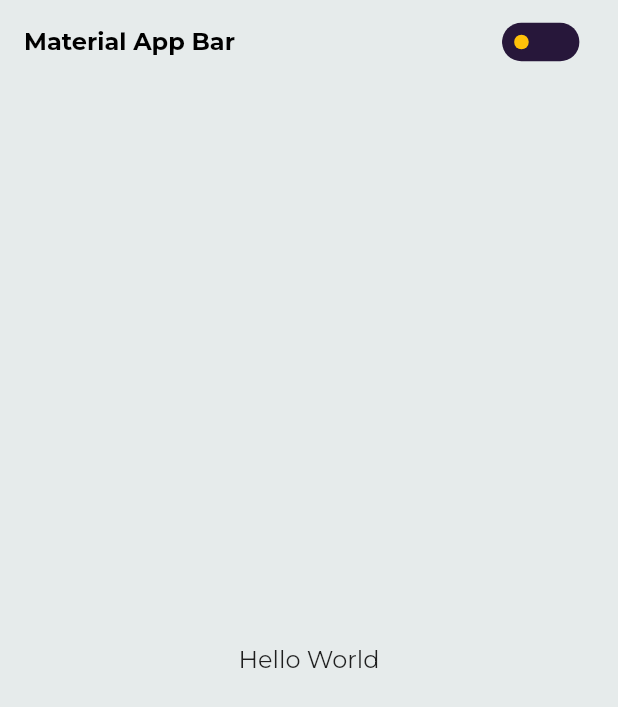
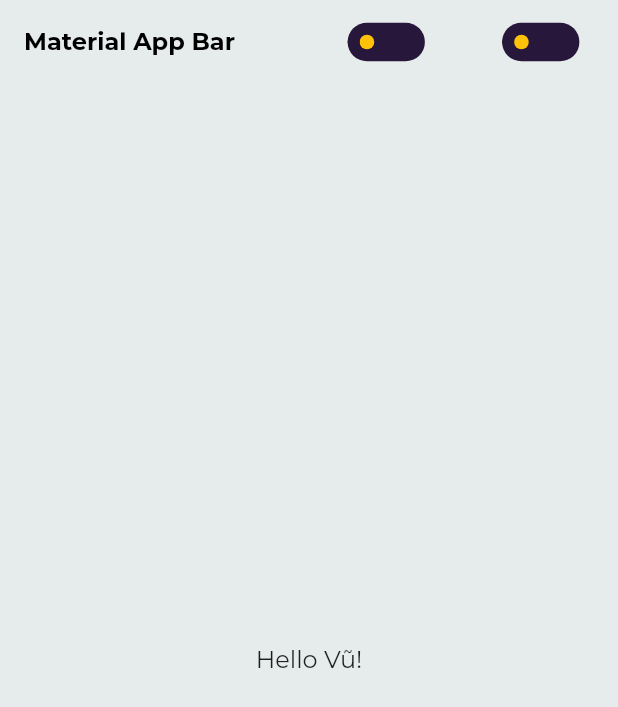
Before and after one commit to vuhpquang/flutter-vu-template, a Flutter app: the screen it shows after launch, on a phone screen of 412 x 824 dp. Shown: the top 707 px of the screen. Run offline on Flutter 3.47's test engine with Material 2 defaults, Android fonts, the phone set to English and light mode, and no system bars; our stand-ins replace google_fonts; generated files the repository leaves out were written again.

Commit message:
feat: multi language

```diff
--- /dev/null
+++ b/l10n.yaml
@@ -0,0 +1,3 @@
+arb-dir: lib/l10n
+template-arb-file: app_en.arb
+output-localization-file: app_localizations.dart
--- /dev/null
+++ b/lib/l10n/app_en.arb
@@ -0,0 +1,7 @@
+{
+  "helloWorld": "Hello World!",
+  "@helloWorld": {
+    "description": "The conventional newborn programmer greeting"
+  },
+  "hello": "Hello {name}!"
+}
--- /dev/null
+++ b/lib/l10n/app_vi.arb
@@ -0,0 +1,7 @@
+{
+  "helloWorld": "Xin chào World!",
+  "@helloWorld": {
+    "description": "The conventional newborn programmer greeting"
+  },
+  "hello": "Xin chào {name}!"
+}
--- /dev/null
+++ b/lib/provider/language_provider.dart
@@ -0,0 +1,21 @@
+import 'package:flutter/material.dart';
+
+class LanguageProvider with ChangeNotifier {
+  Locale _locale = const Locale('en', 'US');
+
+  Locale get locale => _locale;
+
+  void setLocale(Locale locale) {
+    _locale = locale;
+    notifyListeners();
+  }
+
+  void toggleLocale() {
+    if (_locale == const Locale('en', 'US')) {
+      _locale = const Locale('vi', 'VN');
+    } else {
+      _locale = const Locale('en', 'US');
+    }
+    notifyListeners();
+  }
+}
--- a/lib/provider/multiple_provider.dart
+++ b/lib/provider/multiple_provider.dart
@@ -1,11 +1,15 @@
 import 'package:f_super/constants/app_themes.dart';
 import 'package:f_super/provider/category_provider.dart';
+import 'package:f_super/provider/language_provider.dart';
 import 'package:f_super/provider/theme_provider.dart';
 import 'package:f_super/screens/my_app.dart';
 import 'package:flutter/material.dart';
+import 'package:flutter_gen/gen_l10n/app_localizations.dart';
 import 'package:provider/provider.dart';
 
 class ProviderContainer extends StatelessWidget {
+  const ProviderContainer({super.key});
+
   @override
   Widget build(BuildContext context) {
     return MultiProvider(
@@ -16,15 +20,28 @@ class ProviderContainer extends StatelessWidget {
         ChangeNotifierProvider(
           create: (ctx) => ThemeProvider(),
         ),
+        ChangeNotifierProvider(
+          create: (ctx) => LanguageProvider(),
+        ),
       ],
       // child: MyApp(),
-      child: Consumer<ThemeProvider>(
-        builder: (ctx, themeProvider, _) => MaterialApp(
+      child: Consumer2<ThemeProvider, LanguageProvider>(
+        builder: (ctx, themeProvider, languageProvider, _) => MaterialApp(
           title: 'Flutter Demo',
           debugShowCheckedModeBanner: false,
           themeMode: themeProvider.themeMode,
           theme: AppThemeData.lightThemeData,
           darkTheme: AppThemeData.darkThemeData,
+          // localizationsDelegates: const [
+          //   AppLocalizations.delegate,
+          //   GlobalMaterialLocalizations.delegate,
+          //   GlobalWidgetsLocalizations.delegate,
+          //   GlobalCupertinoLocalizations.delegate,
+          // ],
+          localizationsDelegates: AppLocalizations.localizationsDelegates,
+          // supportedLocales: const [Locale('en', 'US'), Locale('vi', 'VN')],
+          supportedLocales: AppLocalizations.supportedLocales,
+          locale: languageProvider.locale,
           home: MyApp(),
         ),
       ),
--- a/lib/screens/my_app.dart
+++ b/lib/screens/my_app.dart
@@ -1,5 +1,7 @@
+import 'package:f_super/widgets/language_choose.dart';
 import 'package:f_super/widgets/theme_toggle_button.dart';
 import 'package:flutter/material.dart';
+import 'package:flutter_gen/gen_l10n/app_localizations.dart';
 
 void main() => runApp(MyApp());
 
@@ -9,12 +11,12 @@ class MyApp extends StatelessWidget {
     return Scaffold(
       appBar: AppBar(
         title: const Text('Material App Bar'),
-        actions: const [ThemeToggleButton()],
+        actions: const [ThemeToggleButton(), LanguageChoose()],
       ),
       body: Center(
         child: Container(
-          child: const Text('Hello World'),
-        ),
+            // child: const Text(AppLocalizations.of(context).translate('helloWorld')
+            child: Text(AppLocalizations.of(context)!.hello('Vũ'))),
       ),
     );
   }
--- /dev/null
+++ b/lib/widgets/language_choose.dart
@@ -0,0 +1,84 @@
+import 'package:f_super/provider/language_provider.dart';
+import 'package:flutter/material.dart';
+import 'package:flutter/services.dart';
+import 'package:provider/provider.dart';
+
+class LanguageChoose extends StatefulWidget {
+  const LanguageChoose({super.key});
+
+  @override
+  _LanguageChooseState createState() => _LanguageChooseState();
+}
+
+class _LanguageChooseState extends State<LanguageChoose> {
+  Size get s => MediaQuery.of(context).size / 2;
+  int isOn = 0;
+
+  @override
+  Widget build(BuildContext context) {
+    bool darkModeEnabled = Theme.of(context).brightness == Brightness.dark;
+    darkModeEnabled ? isOn = 1 : isOn = 0;
+    return AnimatedContainer(
+      duration: const Duration(milliseconds: 360),
+      width: s.width / 2,
+      height: s.height / 4,
+      color: Colors.transparent,
+      child: Center(
+        child: GestureDetector(
+          onTap: () {
+            HapticFeedback.mediumImpact();
+            // Provider.of<ThemeProvider>(context, listen: false)
+            //     .toggleThemeMode();
+            Provider.of<LanguageProvider>(context, listen: false)
+                .toggleLocale();
+            setState(() {
+              isOn == 0 ? isOn = 1 : isOn = 0;
+            });
+          },
+          child: Container(
+            width: s.width / 4,
+            height: s.width * 0.125,
+            decoration: BoxDecoration(
+              color: const Color(0xff27173A),
+              borderRadius: BorderRadius.circular(60),
+            ),
+            child: Stack(
+              children: <Widget>[
+                AnimatedPositioned(
+                  duration: const Duration(milliseconds: 360),
+                  top: 0,
+                  left: 0 + (s.width * 0.125) * isOn,
+                  child: Padding(
+                    padding: const EdgeInsets.all(8.0),
+                    child: Container(
+                      width: s.width * 0.125 - 16,
+                      height: s.width * 0.125 - 16,
+                      decoration: const BoxDecoration(
+                        color: Color(0xffFFC209),
+                        shape: BoxShape.circle,
+                      ),
+                    ),
+                  ),
+                ),
+                AnimatedPositioned(
+                  duration: const Duration(milliseconds: 360),
+                  top: isOn == 0 ? (s.width * 0.125 - 8) / 2 : 8,
+                  left: 0 + (s.width * 0.125 - 8) * isOn,
+                  child: AnimatedContainer(
+                    duration: const Duration(milliseconds: 360),
+                    width: 8 + (s.width * 0.125 - 24) * isOn,
+                    height: 8 + (s.width * 0.125 - 24) * isOn,
+                    decoration: const BoxDecoration(
+                      color: Color(0xff27173A),
+                      shape: BoxShape.circle,
+                    ),
+                  ),
+                ),
+              ],
+            ),
+          ),
+        ),
+      ),
+    );
+  }
+}
--- a/pubspec.yaml
+++ b/pubspec.yaml
@@ -45,6 +45,9 @@ dependencies:
   path_provider: ^2.0.13
   shared_preferences: ^2.0.18
   nested: ^1.0.0
+  flutter_localizations:
+    sdk: flutter
+  intl: any
 
 dev_dependencies:
   flutter_test:
@@ -67,6 +70,7 @@ flutter:
   # included with your application, so that you can use the icons in
   # the material Icons class.
   uses-material-design: true
+  generate: true
 
   # To add assets to your application, add an assets section, like this:
   # assets:
```
Also changed, not shown: pubspec.lock.
